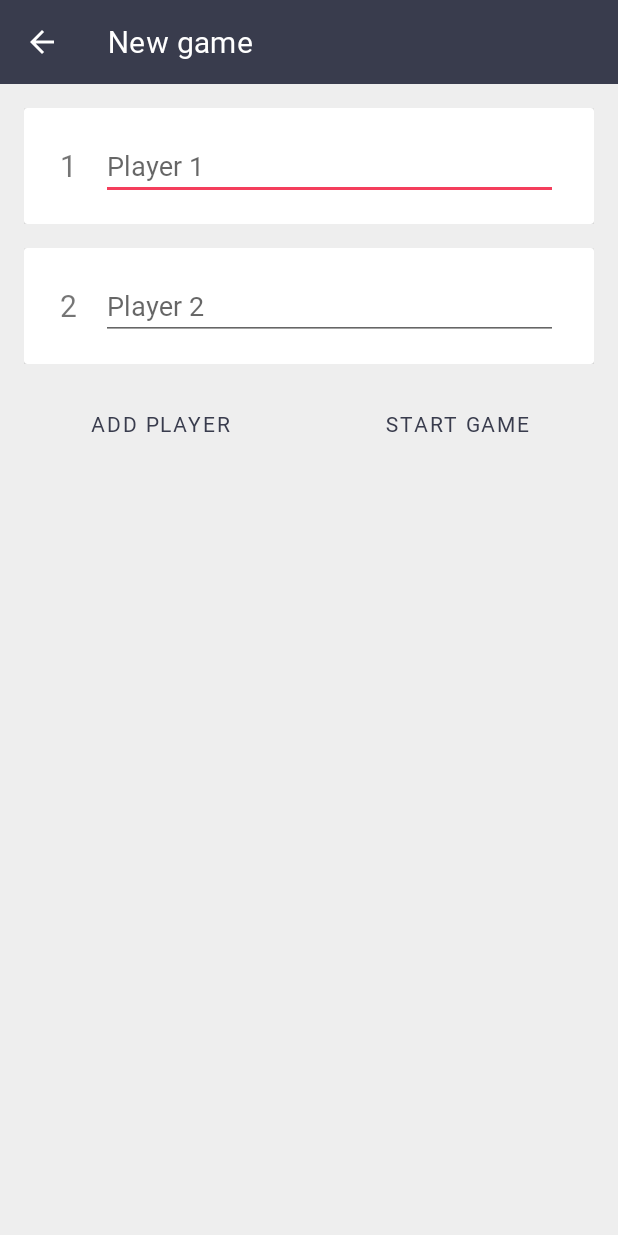
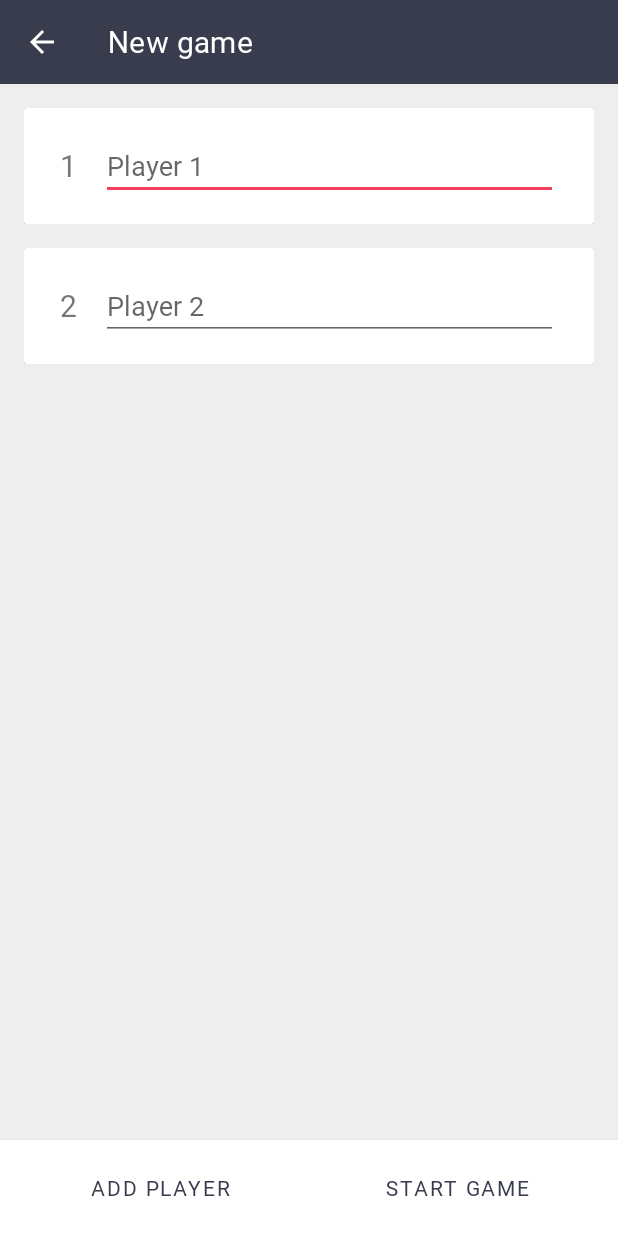
Before and after one commit to arndtphillip/Zehntausend, an Android app: the screen it shows after launch (NewGameActivity), after a tap on "NEW GAME", on a phone screen of 412 x 824 dp. Run offline under Robolectric (Android 15) with nearby library versions, the phone set to English and light mode, and no system bars.

Commit message:
Small UI improvements

```diff
--- a/app/src/main/java/com/parndt/zehntausend/activities/MainActivity.java
+++ b/app/src/main/java/com/parndt/zehntausend/activities/MainActivity.java
@@ -29,9 +29,11 @@
     private void setVisibilities() {
         GameState resumeState = Zehntausend.gameState;
 
+        Button resumeButton = (Button) findViewById(R.id.resumeGameButton);
         if (!resumeState.isStarted()) {
-            Button resumeButton = (Button) findViewById(R.id.resumeGameButton);
             resumeButton.setVisibility(View.GONE);
+        } else {
+            resumeButton.setVisibility(View.VISIBLE);
         }
     }
 
--- a/app/src/main/res/layout/activity_new_game.xml
+++ b/app/src/main/res/layout/activity_new_game.xml
@@ -1,5 +1,5 @@
 <?xml version="1.0" encoding="utf-8"?>
-<LinearLayout xmlns:android="http://schemas.android.com/apk/res/android"
+<RelativeLayout xmlns:android="http://schemas.android.com/apk/res/android"
     android:layout_width="match_parent"
     android:layout_height="wrap_content"
     xmlns:app="http://schemas.android.com/apk/res-auto"
@@ -9,12 +9,15 @@
         android:id="@+id/newGameToolbar"
         android:layout_width="match_parent"
         android:layout_height="wrap_content"
+        android:layout_alignParentTop="true"
         style="@style/ToolBarStyle"
         app:title="@string/new_game"/>
 
     <ScrollView
         android:layout_width="match_parent"
-        android:layout_height="match_parent">
+        android:layout_height="match_parent"
+        android:layout_below="@id/newGameToolbar"
+        android:layout_above="@id/newGameControls">
 
         <RelativeLayout
             android:layout_width="match_parent"
@@ -27,12 +30,21 @@
                 android:layout_alignParentTop="true"
                 android:layout_marginVertical="8dp"/>
 
+
+        </RelativeLayout>
+
+    </ScrollView>
+
     <LinearLayout
+        android:id="@+id/newGameControls"
         android:layout_width="match_parent"
         android:layout_height="wrap_content"
         android:orientation="horizontal"
-                android:layout_below="@id/playerListView"
-                android:layout_marginHorizontal="16dp">
+        android:layout_alignParentBottom="true"
+        android:paddingHorizontal="16dp"
+        android:paddingVertical="8dp"
+        android:elevation="4dp"
+        android:background="@color/white">
 
         <Button
             android:id="@+id/button2"
@@ -56,6 +68,3 @@
     </LinearLayout>
 
 </RelativeLayout>
-
-    </ScrollView>
-</LinearLayout>
--- a/app/src/main/res/layout/player_list.xml
+++ b/app/src/main/res/layout/player_list.xml
@@ -31,7 +31,7 @@
                 android:layout_height="wrap_content"
                 android:hint="@string/player"
                 android:autofillHints="@string/player"
-                android:inputType="textPersonName"
+                android:inputType="textFilter"
                 android:layout_marginHorizontal="8dp"
                 android:layout_toEndOf="@id/playerId"
                 android:layout_toStartOf="@id/deletePlayerButton"
```
Lines whose indentation alone changed are shown as unchanged.
